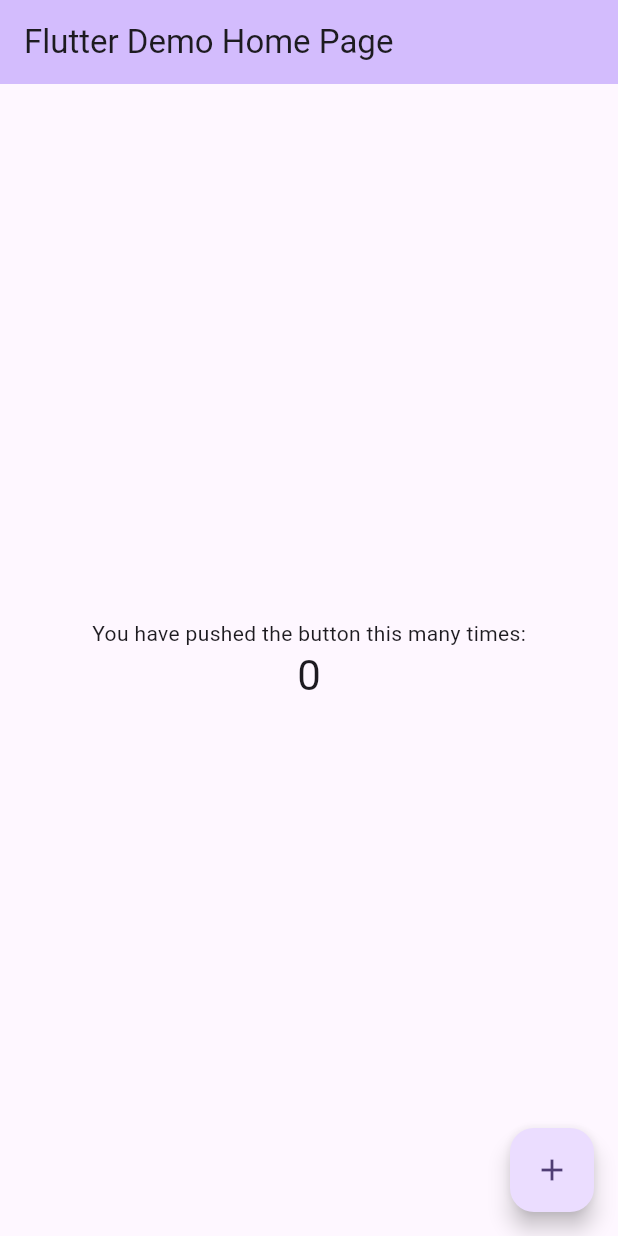
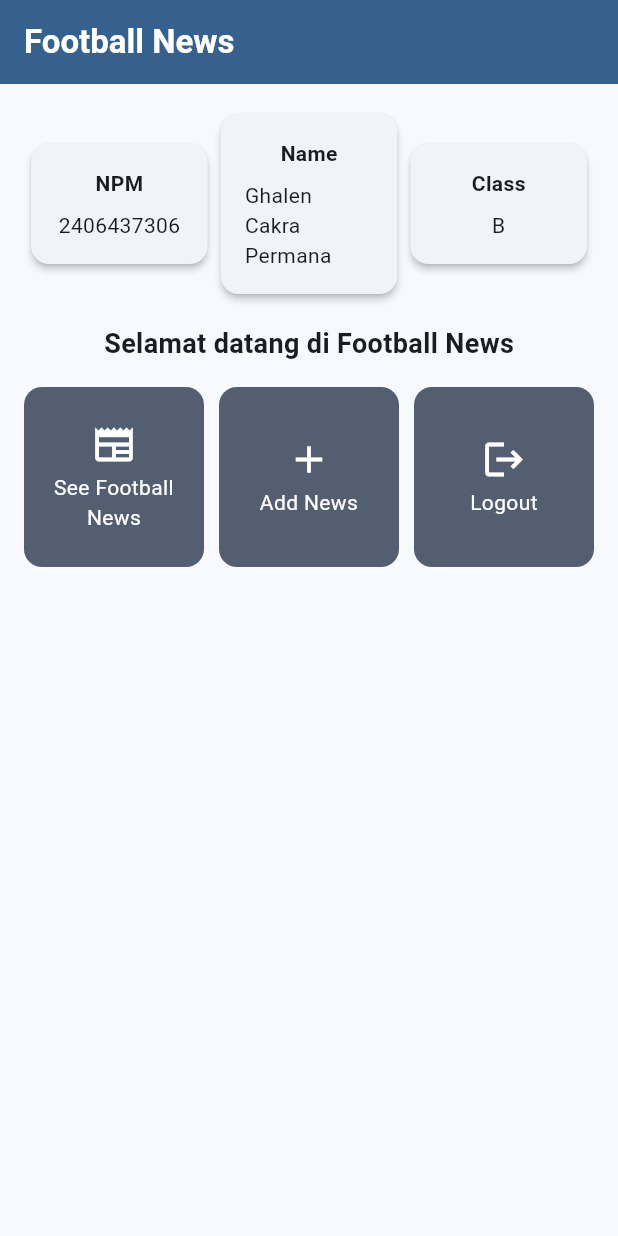
Before and after one commit to GhalenCakra/football-news-mobile, a Flutter app: the screen it shows after launch, on a phone screen of 412 x 824 dp. Run offline on Flutter 3.47's test engine with Material 3 defaults, Android fonts, the phone set to English and light mode, and no system bars.

Commit message:
tutorial 6 selesai

```diff
--- a/lib/main.dart
+++ b/lib/main.dart
@@ -1,4 +1,5 @@
 import 'package:flutter/material.dart';
+import 'package:football_news/menu.dart';
 
 void main() {
   runApp(const MyApp());
@@ -11,112 +12,12 @@ class MyApp extends StatelessWidget {
   @override
   Widget build(BuildContext context) {
     return MaterialApp(
-      title: 'Flutter Demo',
+      title: 'Football News',
       theme: ThemeData(
-        // This is the theme of your application.
-        //
-        // TRY THIS: Try running your application with "flutter run". You'll see
-        // the application has a purple toolbar. Then, without quitting the app,
-        // try changing the seedColor in the colorScheme below to Colors.green
-        // and then invoke "hot reload" (save your changes or press the "hot
-        // reload" button in a Flutter-supported IDE, or press "r" if you used
-        // the command line to start the app).
-        //
-        // Notice that the counter didn't reset back to zero; the application
-        // state is not lost during the reload. To reset the state, use hot
-        // restart instead.
-        //
-        // This works for code too, not just values: Most code changes can be
-        // tested with just a hot reload.
-        colorScheme: ColorScheme.fromSeed(seedColor: Colors.deepPurple),
+        colorScheme: ColorScheme.fromSeed(seedColor: Colors.blue),
+        useMaterial3: true,
       ),
-      home: const MyHomePage(title: 'Flutter Demo Home Page'),
+      home: MyHomePage(),
     );
   }
 }
-
-class MyHomePage extends StatefulWidget {
-  const MyHomePage({super.key, required this.title});
-
-  // This widget is the home page of your application. It is stateful, meaning
-  // that it has a State object (defined below) that contains fields that affect
-  // how it looks.
-
-  // This class is the configuration for the state. It holds the values (in this
-  // case the title) provided by the parent (in this case the App widget) and
-  // used by the build method of the State. Fields in a Widget subclass are
-  // always marked "final".
-
-  final String title;
-
-  @override
-  State<MyHomePage> createState() => _MyHomePageState();
-}
-
-class _MyHomePageState extends State<MyHomePage> {
-  int _counter = 0;
-
-  void _incrementCounter() {
-    setState(() {
-      // This call to setState tells the Flutter framework that something has
-      // changed in this State, which causes it to rerun the build method below
-      // so that the display can reflect the updated values. If we changed
-      // _counter without calling setState(), then the build method would not be
-      // called again, and so nothing would appear to happen.
-      _counter++;
-    });
-  }
-
-  @override
-  Widget build(BuildContext context) {
-    // This method is rerun every time setState is called, for instance as done
-    // by the _incrementCounter method above.
-    //
-    // The Flutter framework has been optimized to make rerunning build methods
-    // fast, so that you can just rebuild anything that needs updating rather
-    // than having to individually change instances of widgets.
-    return Scaffold(
-      appBar: AppBar(
-        // TRY THIS: Try changing the color here to a specific color (to
-        // Colors.amber, perhaps?) and trigger a hot reload to see the AppBar
-        // change color while the other colors stay the same.
-        backgroundColor: Theme.of(context).colorScheme.inversePrimary,
-        // Here we take the value from the MyHomePage object that was created by
-        // the App.build method, and use it to set our appbar title.
-        title: Text(widget.title),
-      ),
-      body: Center(
-        // Center is a layout widget. It takes a single child and positions it
-        // in the middle of the parent.
-        child: Column(
-          // Column is also a layout widget. It takes a list of children and
-          // arranges them vertically. By default, it sizes itself to fit its
-          // children horizontally, and tries to be as tall as its parent.
-          //
-          // Column has various properties to control how it sizes itself and
-          // how it positions its children. Here we use mainAxisAlignment to
-          // center the children vertically; the main axis here is the vertical
-          // axis because Columns are vertical (the cross axis would be
-          // horizontal).
-          //
-          // TRY THIS: Invoke "debug painting" (choose the "Toggle Debug Paint"
-          // action in the IDE, or press "p" in the console), to see the
-          // wireframe for each widget.
-          mainAxisAlignment: MainAxisAlignment.center,
-          children: <Widget>[
-            const Text('You have pushed the button this many times:'),
-            Text(
-              '$_counter',
-              style: Theme.of(context).textTheme.headlineMedium,
-            ),
-          ],
-        ),
-      ),
-      floatingActionButton: FloatingActionButton(
-        onPressed: _incrementCounter,
-        tooltip: 'Increment',
-        child: const Icon(Icons.add),
-      ), // This trailing comma makes auto-formatting nicer for build methods.
-    );
-  }
-}
--- /dev/null
+++ b/lib/menu.dart
@@ -0,0 +1,137 @@
+import 'package:flutter/material.dart';
+
+class MyHomePage extends StatelessWidget {
+  MyHomePage({super.key});
+
+  final String nama = "Ghalen Cakra Permana"; // nama
+  final String npm = "2406437306"; // npm
+  final String kelas = "B"; // kelas
+
+  final List<ItemHomepage> items = [
+    ItemHomepage("See Football News", Icons.newspaper),
+    ItemHomepage("Add News", Icons.add),
+    ItemHomepage("Logout", Icons.logout),
+  ];
+
+  @override
+  Widget build(BuildContext context) {
+    return Scaffold(
+      appBar: AppBar(
+        title: const Text(
+          'Football News',
+          style: TextStyle(
+            color: Colors.white,
+            fontWeight: FontWeight.bold,
+          ),
+        ),
+        backgroundColor: Theme.of(context).colorScheme.primary,
+      ),
+      body: Padding(
+        padding: const EdgeInsets.all(16.0),
+        child: Column(
+          crossAxisAlignment: CrossAxisAlignment.center,
+          children: [
+            Row(
+              mainAxisAlignment: MainAxisAlignment.spaceEvenly,
+              children: [
+                InfoCard(title: 'NPM', content: npm),
+                InfoCard(title: 'Name', content: nama),
+                InfoCard(title: 'Class', content: kelas),
+              ],
+            ),
+            const SizedBox(height: 16.0),
+            const Text(
+              'Selamat datang di Football News',
+              style: TextStyle(
+                fontWeight: FontWeight.bold,
+                fontSize: 18.0,
+              ),
+            ),
+            const SizedBox(height: 16.0),
+            GridView.count(
+              crossAxisSpacing: 10,
+              mainAxisSpacing: 10,
+              crossAxisCount: 3,
+              shrinkWrap: true,
+              children: items.map((ItemHomepage item) {
+                return ItemCard(item);
+              }).toList(),
+            ),
+          ],
+        ),
+      ),
+    );
+  }
+}
+
+class InfoCard extends StatelessWidget {
+  final String title;
+  final String content;
+
+  const InfoCard({super.key, required this.title, required this.content});
+
+  @override
+  Widget build(BuildContext context) {
+    return Card(
+      elevation: 2.0,
+      child: Container(
+        width: MediaQuery.of(context).size.width / 3.5,
+        padding: const EdgeInsets.all(16.0),
+        child: Column(
+          children: [
+            Text(title, style: const TextStyle(fontWeight: FontWeight.bold)),
+            const SizedBox(height: 8.0),
+            Text(content),
+          ],
+        ),
+      ),
+    );
+  }
+}
+
+class ItemHomepage {
+  final String name;
+  final IconData icon;
+
+  ItemHomepage(this.name, this.icon);
+}
+
+class ItemCard extends StatelessWidget {
+  final ItemHomepage item;
+
+  const ItemCard(this.item, {super.key});
+
+  @override
+  Widget build(BuildContext context) {
+    return Material(
+      color: Theme.of(context).colorScheme.secondary,
+      borderRadius: BorderRadius.circular(12),
+      child: InkWell(
+        onTap: () {
+          ScaffoldMessenger.of(context)
+            ..hideCurrentSnackBar()
+            ..showSnackBar(
+              SnackBar(content: Text("Kamu telah menekan tombol ${item.name}!"))
+            );
+        },
+        child: Container(
+          padding: const EdgeInsets.all(8),
+          child: Center(
+            child: Column(
+              mainAxisAlignment: MainAxisAlignment.center,
+              children: [
+                Icon(item.icon, color: Colors.white, size: 30.0),
+                const SizedBox(height: 4),
+                Text(
+                  item.name,
+                  textAlign: TextAlign.center,
+                  style: const TextStyle(color: Colors.white),
+                ),
+              ],
+            ),
+          ),
+        ),
+      ),
+    );
+  }
+}
```
